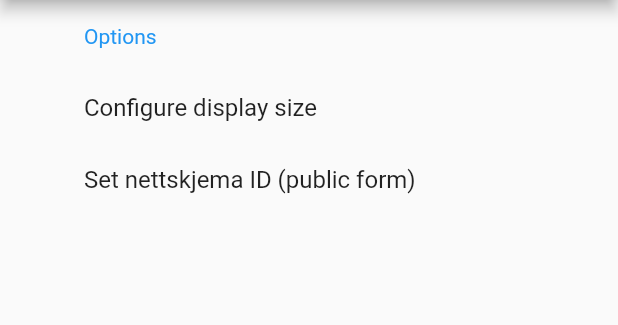
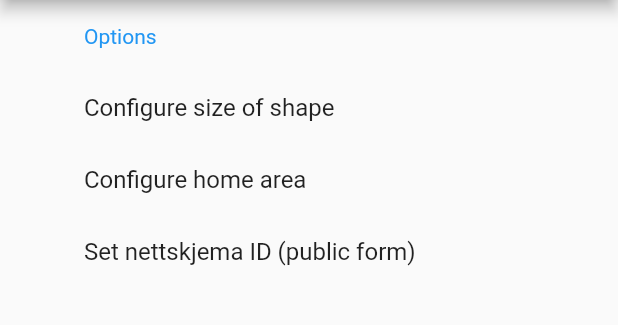
Before and after one commit to LCBC-UiO/flutter_mirrortracing, a Flutter app: the SettingsScreen screen opened directly, on a phone screen of 412 x 824 dp, the part 84-409 px from its top. Run offline on Flutter 3.47's test engine with Material 2 defaults, Android fonts, the phone set to English and light mode, and no system bars; our stand-ins replace shared_preferences; accounts and stored records are empty; Roboto replaces fonts that are missing (GoogleSans).

Commit message:
add setting home area

```diff
--- a/lib/helper.dart
+++ b/lib/helper.dart
@@ -27,11 +27,17 @@ class LcScaffold extends StatelessWidget {
   final Widget body;
   final List<Widget> actions;
   final Function onNext;
+  final Function onPrev;
+  final Widget iconPrev;
+  final Widget iconNext;
 
   LcScaffold({
     this.body,
     this.actions: const [],
     this.onNext,
+    this.onPrev,
+    this.iconNext = const Icon(Icons.navigate_next),
+    this.iconPrev = const Icon(Icons.navigate_before),
   });
 
   @override
@@ -41,18 +47,16 @@ class LcScaffold extends StatelessWidget {
         actions: actions,
       ),
       body: body,
-      floatingActionButton:
-        onNext != null
-          ? FloatingActionButton(onPressed: onNext,child: Icon(Icons.navigate_next),)
-          : null,
+      floatingActionButtonLocation: FloatingActionButtonLocation.centerFloat,
+      floatingActionButton: _getButtonRow(context),
     );
   }
 
   static Widget getActionSettings(context) {
-  return IconButton(
-    icon: Icon(Icons.settings,),
+    return IconButton(
+      icon: Icon(Icons.settings,),
       onPressed: () {
-          Navigator.of(context).push(
+        Navigator.of(context).push(
           MaterialPageRoute(
             builder: (context) => SettingsScreen(),
           )
@@ -97,6 +101,51 @@ class LcScaffold extends StatelessWidget {
       },
     );
   }
+
+  Widget _getButtonRow(context) {
+    // "next"-button
+    Widget nextButton;
+    if (onNext != null) {
+      nextButton = FloatingActionButton(
+        onPressed: onNext,
+        child: iconNext,
+        backgroundColor: Theme.of(context).primaryColor,
+        foregroundColor: Theme.of(context).canvasColor,
+      );
+    }
+    // "prev"-button
+    Widget prevButton;
+    if (onPrev != null) {
+      prevButton = FloatingActionButton(
+        onPressed: onPrev,
+        child: iconPrev,
+        backgroundColor: Theme.of(context).primaryColor,
+        foregroundColor: Theme.of(context).canvasColor,
+        heroTag: 'prev',
+      );
+    }
+    Widget buttonRow;
+    if (nextButton != null && prevButton != null) {
+      buttonRow = Row(
+        mainAxisAlignment: MainAxisAlignment.spaceBetween,
+        children: [
+          prevButton,
+          nextButton
+        ],
+      );
+    } else if (nextButton != null) {
+      buttonRow = Row(
+        mainAxisAlignment: MainAxisAlignment.end,
+        children: [
+          nextButton,
+        ],
+      );
+    }
+    return buttonRow != null ? Padding(
+        padding: const EdgeInsets.symmetric(horizontal: 10),
+        child: buttonRow,
+      ) : null;
+  }
 }
 
 /*----------------------------------------------------------------------------*/
--- a/lib/scsettings.dart
+++ b/lib/scsettings.dart
@@ -1,6 +1,7 @@
 import 'package:flutter/cupertino.dart';
 import 'package:flutter/material.dart';
 import 'package:mirrortask/helper.dart';
+import 'package:mirrortask/scsethome.dart';
 import 'package:mirrortask/settings.dart';
 
 import 'scsetsize.dart';
@@ -27,11 +28,21 @@ class _SettingsScreenState extends State<SettingsScreen> {
           children: <Widget>[
             const _Heading('Options'),
             _ActionItem(
-              "Configure display size",
+              "Configure size of shape",
               () {
-                Navigator.of(context).push(
+                Navigator.of(context).pushReplacement(
                   MaterialPageRoute(
                     builder: (context) => SetSizeScreen(),
+                  )
+                );
+              }
+            ),
+            _ActionItem(
+              "Configure home area",
+              () {
+                Navigator.of(context).pushReplacement(
+                  MaterialPageRoute(
+                    builder: (context) => SetHomeScreen(),
                   )
                 );
               }
--- a/lib/settings.dart
+++ b/lib/settings.dart
@@ -11,6 +11,9 @@ class LcSettings {
   static const String RELATIVE_BOX_SIZE_DBL    = "RELATIVE_BOX_SIZE_DBL";
   static const String NETTSKJEMA_ID_INT        = "NETTSKJEMA_ID_INT";
   static const String SCREEN_WIDTH_CM_DBL      = "SCREEN_SIZE_CM_DBL";
+  static const String HOME_POS_X_INT           = "HOME_POS_X_INT";
+  static const String HOME_POS_Y_INT           = "HOME_POS_Y_INT";
+  static const String HOME_RADIUS_INT          = "HOME_RADIUS_INT";
 
 
   SharedPreferences _prefs;
@@ -24,6 +27,9 @@ class LcSettings {
     await _initValueDouble(RELATIVE_OBJECT_SIZE_DBL, 0.9);
     await _initValueDouble(RELATIVE_BOX_SIZE_DBL,    0.9);
     await _initValueInt(NETTSKJEMA_ID_INT,   -1);
+    await _initValueInt(HOME_POS_X_INT,   100);
+    await _initValueInt(HOME_POS_Y_INT,   100);
+    await _initValueInt(HOME_RADIUS_INT,  20);
     _keys.add(SCREEN_WIDTH_CM_DBL);
   }
 
```
Also changed, not shown: lib/scdraw.dart (+6 -27 lines), lib/scsethome.dart (added, +129 -0 lines), lib/scsetsize.dart (+23 -18 lines), lib/uihomearea.dart (added, +50 -0 lines).
